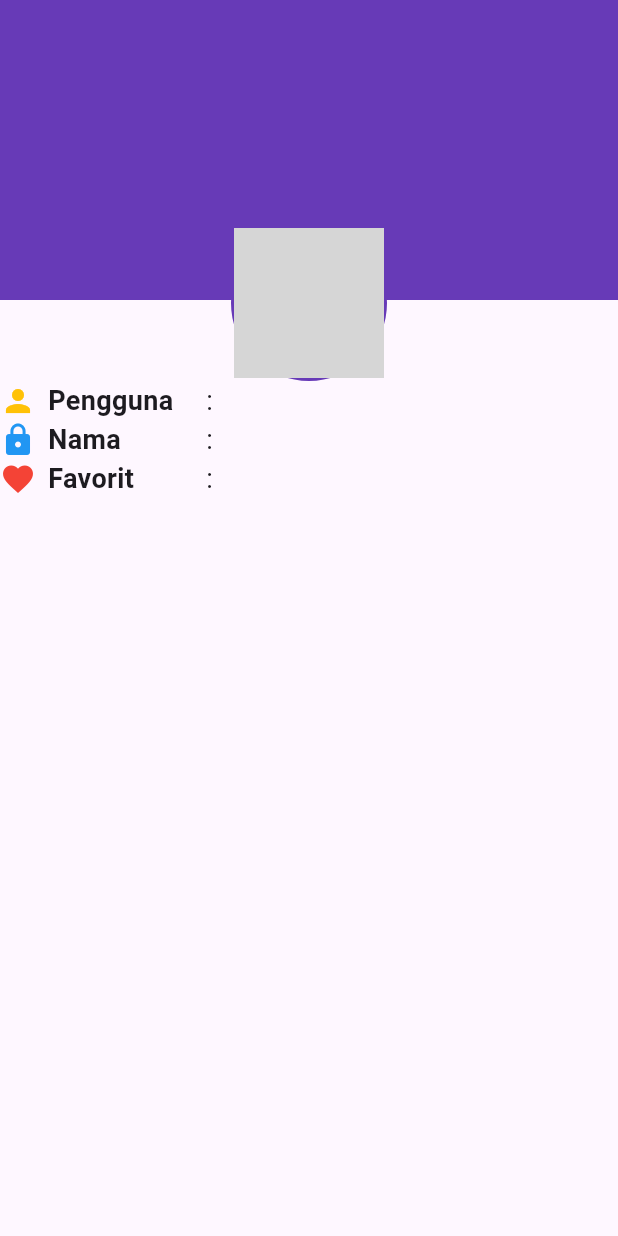
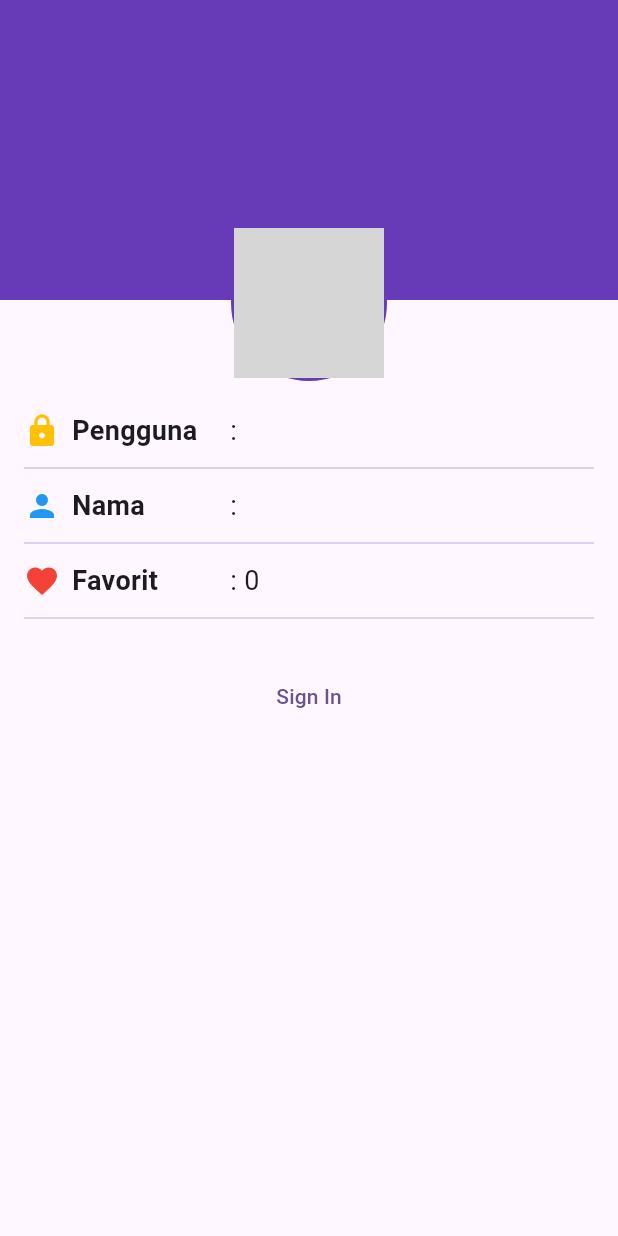
Before and after one commit to mjoacquine/wisata_candi_mjoacquine, a Flutter app: the screen it shows after launch, on a phone screen of 412 x 824 dp. Run offline on Flutter 3.47's test engine with Material 3 defaults, Android fonts, the light colour scheme and no system bars; our stand-ins replace cached_network_image; grey boxes are pictures that could not be loaded.

Commit message:
melengkapi profile screen dan membuat widget

````diff
--- a/lib/screens/profile_screen.dart
+++ b/lib/screens/profile_screen.dart
@@ -8,26 +8,51 @@ class ProfileScreen extends StatefulWidget {
 }
 
 class _ProfileScreenState extends State<ProfileScreen> {
-  // TODO: 1. Deklarasikan variabel yang dibutuhkan
+  // TODO: 1. Deklarasikan variabel yang dibutuhkan (Sesuai slide hal. 9)
   bool isSignedIn = false;
   String fullName = '';
   String userName = '';
   int favoriteCandiCount = 0;
+
+  // TODO: 5. Implementasi fungsi signIn
+  void signIn() {
+    setState(() {
+      isSignedIn = true;
+      // Simulasi data saat sign in berhasil (Sesuai target slide hal. 3)
+      userName = 'rachmadi';
+      fullName = 'Muhammad Rachmadi';
+      favoriteCandiCount = 0;
+    });
+  }
+
+  // TODO: 6. Implementasi fungsi signOut
+  void signOut() {
+    setState(() {
+      isSignedIn = false;
+      // Mengosongkan kembali data saat sign out
+      userName = '';
+      fullName = '';
+      favoriteCandiCount = 0;
+    });
+  }
 
   @override
   Widget build(BuildContext context) {
     return Scaffold(
       body: Stack(
         children: [
-          // Latar belakang header warna ungu
+          // Latar belakang header warna ungu (Slide hal. 7)
           Container(
             height: 200,
             width: double.infinity,
             color: Colors.deepPurple,
           ),
-          Column(
+          // Bungkus Column dengan Padding horizontal 16 (Slide hal. 9)
+          Padding(
+            padding: const EdgeInsets.symmetric(horizontal: 16.0),
+            child: Column(
               children: [
-              // TODO: 2. Buat ProfileHeader (foto profil)
+                // TODO: 2. Buat ProfileHeader (foto profil & ikon kamera) (Slide hal. 11-12)
                 Padding(
                   padding: const EdgeInsets.only(top: 150),
                   child: Align(
@@ -58,39 +83,51 @@ class _ProfileScreenState extends State<ProfileScreen> {
                     ),
                   ),
                 ),
-              // TODO: 3. Buat ProfileInfo
+                const SizedBox(height: 20),
+
+                // TODO: 3. Buat ProfileInfo (Slide hal. 14-15)
+                // Baris 1: Pengguna
                 Row(children: [
                   SizedBox(
                     width: MediaQuery.of(context).size.width / 3,
                     child: const Row(children: [
-                    Icon(Icons.person, color: Colors.amber),
+                      Icon(Icons.lock, color: Colors.amber),
                       SizedBox(width: 8),
                       Text('Pengguna', style: TextStyle(
                           fontSize: 18, fontWeight: FontWeight.bold)),
                     ]),
                   ),
-
                   Expanded(
                     child: Text(': $userName',
                         style: const TextStyle(fontSize: 18)),
                   ),
                 ]),
+                const SizedBox(height: 4),
+                Divider(color: Colors.deepPurple[100]),
+                const SizedBox(height: 4),
+
+                // Baris 2: Nama (Dilengkapi ikon edit jika signed in - Slide hal. 15)
                 Row(children: [
                   SizedBox(
                     width: MediaQuery.of(context).size.width / 3,
                     child: const Row(children: [
-                    Icon(Icons.lock, color: Colors.blue),
+                      Icon(Icons.person, color: Colors.blue),
                       SizedBox(width: 8),
                       Text('Nama', style: TextStyle(
                           fontSize: 18, fontWeight: FontWeight.bold)),
                     ]),
                   ),
-
                   Expanded(
-                  child: Text(': $userName',
+                    child: Text(': $fullName',
                         style: const TextStyle(fontSize: 18)),
                   ),
+                  if (isSignedIn) const Icon(Icons.edit),
                 ]),
+                const SizedBox(height: 4),
+                Divider(color: Colors.deepPurple[100]),
+                const SizedBox(height: 4),
+
+                // Baris 3: Favorit
                 Row(children: [
                   SizedBox(
                     width: MediaQuery.of(context).size.width / 3,
@@ -101,18 +138,25 @@ class _ProfileScreenState extends State<ProfileScreen> {
                           fontSize: 18, fontWeight: FontWeight.bold)),
                     ]),
                   ),
-
                   Expanded(
-                  child: Text(': $userName',
+                    child: Text(': $favoriteCandiCount',
                         style: const TextStyle(fontSize: 18)),
                   ),
                 ]),
-             // TODO: 4. Buat ProfileActions
 
+                // TODO: 4. Buat ProfileActions (Slide hal. 17)
+                const SizedBox(height: 4),
+                Divider(color: Colors.deepPurple[100]),
+                const SizedBox(height: 20),
+                isSignedIn
+                    ? TextButton(onPressed: signOut, child: const Text('Sign Out'))
+                    : TextButton(onPressed: signIn, child: const Text('Sign In')),
               ],
+            ),
           ),
         ],
       ),
     );
   }
 }
+```[cite: 1, 2]
````
Also changed, not shown: lib/widgets/profile_info_item.dart (added, +55 -0 lines). Lines whose indentation alone changed are shown as unchanged.
